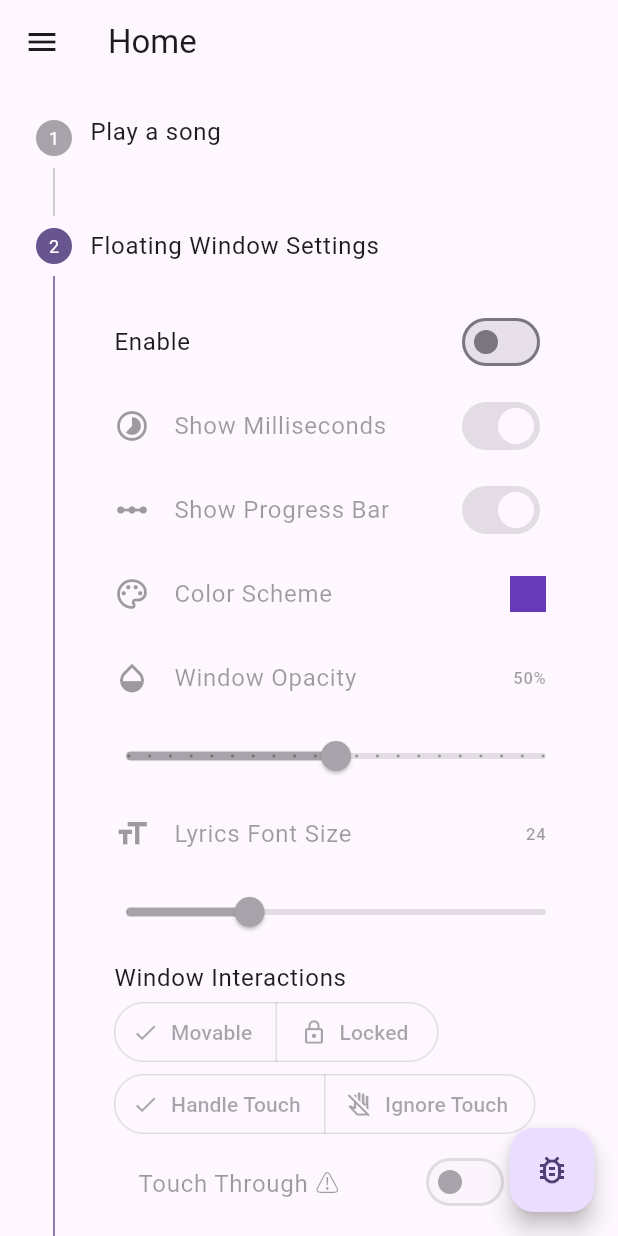
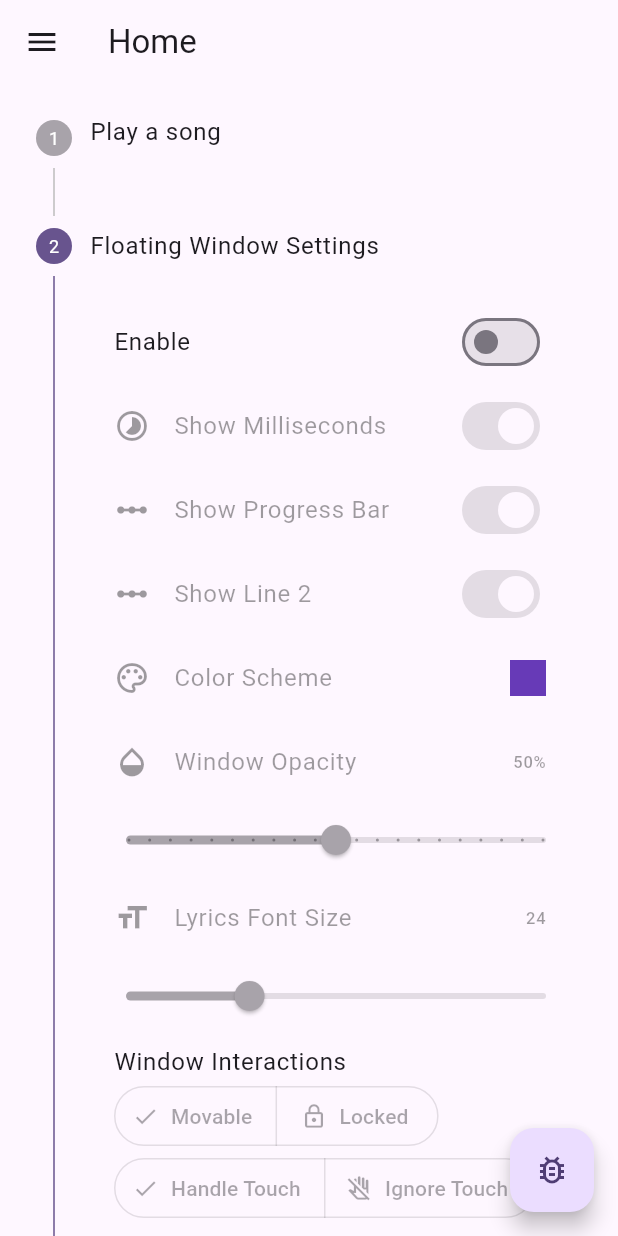
Before and after one commit to fewling/flutter-floating-lyric, a Flutter app: the HomeScreen screen opened by its route, after a tap on an icon or button, on a phone screen of 412 x 824 dp. Run offline on Flutter 3.47's test engine with Material 3 defaults, Android fonts, the phone set to English and light mode, and no system bars; our stand-ins replace file_picker, flutter_bloc, flutter_colorpicker, flutter_riverpod, freezed_annotation, go_router and 7 more; missing offline and left inert: flutter_overlay_window; accounts and stored records are empty; generated files the repository leaves out were written again.

Commit message:
feat: :construction: add line2 setting toggle

```diff
--- a/lib/screens/home/presentation/home_screen.dart
+++ b/lib/screens/home/presentation/home_screen.dart
@@ -221,6 +221,25 @@ class WindowSettingContent extends ConsumerWidget {
             );
           },
         ),
+        Builder(
+          builder: (context) {
+            final showLine2 = context.select<PreferenceBloc, bool>(
+              (bloc) => bloc.state.showLine2,
+            );
+
+            return ListTile(
+              enabled: visibleFloatingWindow,
+              leading: const Icon(Icons.linear_scale_outlined),
+              title: showLine2 ? const Text('Show Line 2') : const Text('Hide Line 2'),
+              trailing: Switch(
+                value: showLine2,
+                onChanged: !visibleFloatingWindow
+                    ? null
+                    : (value) => context.read<PreferenceBloc>().add(const ShowLine2Toggled()),
+              ),
+            );
+          },
+        ),
         ListTile(
           title: const Text('Color Scheme'),
           leading: const Icon(Icons.color_lens_outlined),
@@ -309,8 +328,8 @@ class WindowSettingContent extends ConsumerWidget {
           ),
           title: const Text('Lyrics Font Size'),
         ),
-        Consumer(
-          builder: (context, ref, child) {
+        Builder(
+          builder: (context) {
             final fontSize = context.select<PreferenceBloc, int>(
               (bloc) => bloc.state.fontSize,
             );
--- a/lib/v4/features/lyric_state_listener/bloc/lyric_state_listener_bloc.dart
+++ b/lib/v4/features/lyric_state_listener/bloc/lyric_state_listener_bloc.dart
@@ -28,6 +28,7 @@ class LyricStateListenerBloc extends Bloc<LyricStateListenerEvent, LyricStateLis
       (event, emit) => switch (event) {
         LyricStateListenerLoaded() => _onLoaded(event, emit),
         AutoFetchUpdated() => _onAutoFetchUpdated(event, emit),
+        ShowLine2Updated() => _onShowLine2Updated(event, emit),
       },
     );
   }
@@ -39,6 +40,7 @@ class LyricStateListenerBloc extends Bloc<LyricStateListenerEvent, LyricStateLis
   Future<void> _onLoaded(LyricStateListenerLoaded event, Emitter<LyricStateListenerState> emit) async {
     emit(state.copyWith(
       isAutoFetch: event.isAutoFetch,
+      showLine2: event.showLine2,
     ));
 
     await emit.onEach(
@@ -121,6 +123,12 @@ class LyricStateListenerBloc extends Bloc<LyricStateListenerEvent, LyricStateLis
     ));
   }
 
+  void _onShowLine2Updated(ShowLine2Updated event, Emitter<LyricStateListenerState> emit) {
+    emit(state.copyWith(
+      showLine2: event.showLine2,
+    ));
+  }
+
   Future<bool> _fetchLyric(
     Emitter<LyricStateListenerState> emit, {
     required String title,
--- a/lib/v4/features/lyric_state_listener/bloc/lyric_state_listener_event.dart
+++ b/lib/v4/features/lyric_state_listener/bloc/lyric_state_listener_event.dart
@@ -5,9 +5,11 @@ sealed class LyricStateListenerEvent {}
 final class LyricStateListenerLoaded extends LyricStateListenerEvent {
   LyricStateListenerLoaded({
     required this.isAutoFetch,
+    required this.showLine2,
   });
 
   final bool isAutoFetch;
+  final bool showLine2;
 }
 
 final class AutoFetchUpdated extends LyricStateListenerEvent {
@@ -17,3 +19,11 @@ final class AutoFetchUpdated extends LyricStateListenerEvent {
 
   final bool isAutoFetch;
 }
+
+final class ShowLine2Updated extends LyricStateListenerEvent {
+  ShowLine2Updated({
+    required this.showLine2,
+  });
+
+  final bool showLine2;
+}
--- a/lib/v4/features/lyric_state_listener/bloc/lyric_state_listener_state.dart
+++ b/lib/v4/features/lyric_state_listener/bloc/lyric_state_listener_state.dart
@@ -9,6 +9,7 @@ class LyricStateListenerState with _$LyricStateListenerState {
     @Default(false) bool isAutoFetch,
     @Default(false) bool shouldSearchOnline,
     @Default(false) bool isSearchingOnline,
+    @Default(false) bool showLine2,
   }) = _LyricStateListenerState;
 
   factory LyricStateListenerState.fromJson(Map<String, dynamic> json) => _$LyricStateListenerStateFromJson(json);
--- a/lib/v4/features/lyric_state_listener/lyric_state_listener.dart
+++ b/lib/v4/features/lyric_state_listener/lyric_state_listener.dart
@@ -23,6 +23,7 @@ class LyricStateListener extends ConsumerWidget {
         lyricRepository: context.read<LrcLibRepository>(),
       )..add(LyricStateListenerLoaded(
           isAutoFetch: context.read<PreferenceBloc>().state.autoFetchOnline,
+          showLine2: context.read<PreferenceBloc>().state.showLine2,
         )),
       child: Builder(
         builder: (context) => MultiBlocListener(
--- a/lib/v4/features/preference/bloc/preference_bloc.dart
+++ b/lib/v4/features/preference/bloc/preference_bloc.dart
@@ -23,6 +23,7 @@ class PreferenceBloc extends Bloc<PreferenceEvent, PreferenceState> {
           showProgressBar: spService.showProgressBar,
           fontSize: spService.fontSize,
           autoFetchOnline: spService.autoFetchOnline,
+          showLine2: spService.showLine2,
         )) {
     on<PreferenceEvent>((event, emit) => switch (event) {
           PreferenceEventLoad() => _onLoaded(emit),
@@ -34,6 +35,7 @@ class PreferenceBloc extends Bloc<PreferenceEvent, PreferenceState> {
           ShowProgressBarToggled() => _onShowProgressBarToggled(event, emit),
           FontSizeUpdated() => _onFontSizeUpdated(event, emit),
           AutoFetchOnlineToggled() => _onAutoFetchOnlineToggled(event, emit),
+          ShowLine2Toggled() => _onShowLine2Toggled(event, emit),
         });
   }
 
@@ -96,4 +98,11 @@ class PreferenceBloc extends Bloc<PreferenceEvent, PreferenceState> {
       emit(state.copyWith(autoFetchOnline: !state.autoFetchOnline));
     }
   }
+
+  Future<void> _onShowLine2Toggled(ShowLine2Toggled event, Emitter<PreferenceState> emit) async {
+    final isSuccess = await _spService.toggleShowLine2(!state.showLine2);
+    if (isSuccess) {
+      emit(state.copyWith(showLine2: !state.showLine2));
+    }
+  }
 }
--- a/lib/v4/features/preference/bloc/preference_event.dart
+++ b/lib/v4/features/preference/bloc/preference_event.dart
@@ -38,6 +38,10 @@ final class ShowProgressBarToggled extends PreferenceEvent {
   const ShowProgressBarToggled();
 }
 
+final class ShowLine2Toggled extends PreferenceEvent {
+  const ShowLine2Toggled();
+}
+
 final class FontSizeUpdated extends PreferenceEvent {
   const FontSizeUpdated(this.fontSize);
 
--- a/lib/v4/features/preference/bloc/preference_state.dart
+++ b/lib/v4/features/preference/bloc/preference_state.dart
@@ -11,6 +11,7 @@ class PreferenceState with _$PreferenceState {
     required bool showProgressBar,
     required int fontSize,
     required bool autoFetchOnline,
+    required bool showLine2,
   }) = _PreferenceState;
 
   factory PreferenceState.fromJson(Map<String, dynamic> json) => _$PreferenceStateFromJson(json);
--- a/lib/v4/repos/local/preference_repo.dart
+++ b/lib/v4/repos/local/preference_repo.dart
@@ -16,6 +16,7 @@ class PreferenceRepo {
   static const showProgressBarKey = 'show progress bar';
   static const fontSizeKey = 'font size';
   static const autoFetchOnlineKey = 'auto fetch online';
+  static const showLine2Key = 'show line 2';
 
   double get opacity => _sp.getDouble(windowOpacityKey) ?? 50;
 
@@ -33,6 +34,8 @@ class PreferenceRepo {
 
   bool get autoFetchOnline => _sp.getBool(autoFetchOnlineKey) ?? true;
 
+  bool get showLine2 => _sp.getBool(showLine2Key) ?? true;
+
   Future<bool> updateOpacity(double value) => _sp.setDouble(windowOpacityKey, value);
 
   Future<bool> updateColor(int colorVal) => _sp.setInt(windowColorKey, colorVal);
@@ -48,4 +51,6 @@ class PreferenceRepo {
   Future<bool> updateFontSize(int fontSize) => _sp.setInt(fontSizeKey, fontSize);
 
   Future<bool> toggleAutoFetchOnline(bool value) => _sp.setBool(autoFetchOnlineKey, value);
+
+  Future<bool> toggleShowLine2(bool value) => _sp.setBool(showLine2Key, value);
 }
--- a/lib/v4/service/preference/preference_service.dart
+++ b/lib/v4/service/preference/preference_service.dart
@@ -25,6 +25,8 @@ class PreferenceService {
 
   bool get autoFetchOnline => _spRepo.autoFetchOnline;
 
+  bool get showLine2 => _spRepo.showLine2;
+
   Future<bool> updateOpacity(double value) => _spRepo.updateOpacity(value);
 
   Future<bool> updateColor(Color color) => _spRepo.updateColor(color.value);
@@ -40,4 +42,6 @@ class PreferenceService {
   Future<bool> updateFontSize(int fontSize) => _spRepo.updateFontSize(fontSize);
 
   Future<bool> toggleAutoFetchOnline(bool value) => _spRepo.toggleAutoFetchOnline(value);
+
+  Future<bool> toggleShowLine2(bool value) => _spRepo.toggleShowLine2(value);
 }
```
